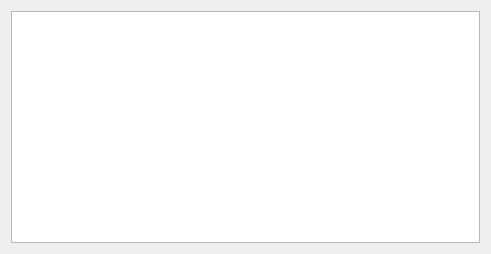
a-ilin/vidalia, file src/vidalia/plugin/DebugDialog.ui: the form before one commit.
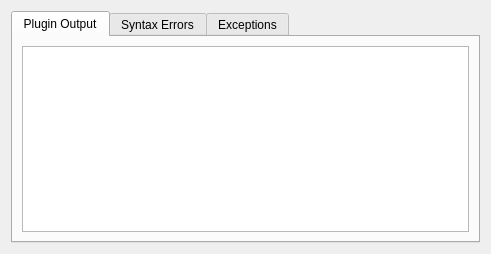
The form after the commit. Icons and pictures are not drawn.

Commit message: Provide more useful output

The edit to the form file:
```diff
--- a/src/vidalia/plugin/DebugDialog.ui
+++ b/src/vidalia/plugin/DebugDialog.ui
@@ -18,8 +18,42 @@
     <normaloff>:/images/16x16/applications-system.png</normaloff>:/images/16x16/applications-system.png</iconset>
   </property>
   <layout class="QGridLayout" name="gridLayout">
-   <item row="0" column="1" rowspan="2">
-    <widget class="QTextEdit" name="textEdit"/>
+   <item row="0" column="0">
+    <widget class="QTabWidget" name="tabWidget">
+     <property name="currentIndex">
+      <number>0</number>
+     </property>
+     <widget class="QWidget" name="outputTab">
+      <attribute name="title">
+       <string>Plugin Output</string>
+      </attribute>
+      <layout class="QVBoxLayout" name="verticalLayout">
+       <item>
+        <widget class="QTextEdit" name="tedOutput"/>
+       </item>
+      </layout>
+     </widget>
+     <widget class="QWidget" name="syntaxTab">
+      <attribute name="title">
+       <string>Syntax Errors</string>
+      </attribute>
+      <layout class="QVBoxLayout" name="verticalLayout_2">
+       <item>
+        <widget class="QTextEdit" name="tedSyntax"/>
+       </item>
+      </layout>
+     </widget>
+     <widget class="QWidget" name="errorTab">
+      <attribute name="title">
+       <string>Exceptions</string>
+      </attribute>
+      <layout class="QVBoxLayout" name="verticalLayout_3">
+       <item>
+        <widget class="QTextEdit" name="tedExceptions"/>
+       </item>
+      </layout>
+     </widget>
+    </widget>
    </item>
   </layout>
  </widget>
```
The commit also changes 5 other files.
